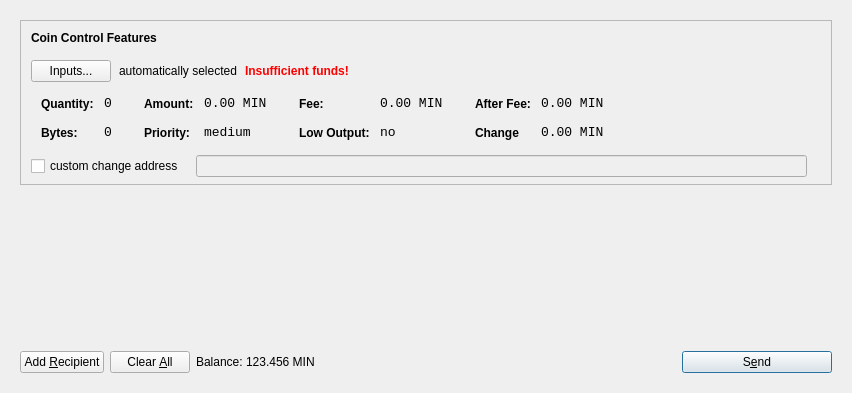
The window that src/qt/forms/sendcoinsdialog.ui (sarcoin/SARCoin) describes before a commit, drawn with Qt 5.
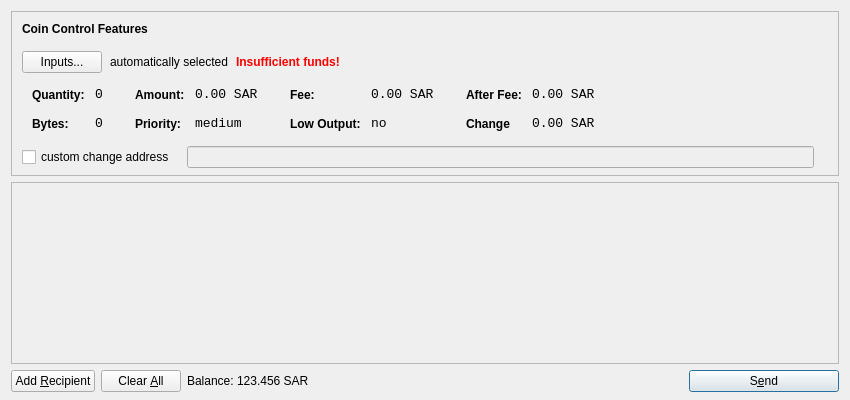
The same window after the commit. Icons and pictures are not drawn.

Patch:
```diff
--- a/src/qt/forms/sendcoinsdialog.ui
+++ b/src/qt/forms/sendcoinsdialog.ui
@@ -6,17 +6,17 @@
    <rect>
     <x>0</x>
     <y>0</y>
-    <width>849</width>
-    <height>393</height>
+    <width>850</width>
+    <height>400</height>
    </rect>
   </property>
   <property name="windowTitle">
    <string>Send Coins</string>
   </property>
-  <layout class="QVBoxLayout" name="verticalLayout">
-   <item>
-    <widget class="QFrame" name="frameMain">
-     <layout class="QVBoxLayout" name="verticalLayout_3">
+  <layout class="QVBoxLayout" name="verticalLayout" stretch="0,1,0">
+   <property name="bottomMargin">
+    <number>8</number>
+   </property>
       <item>
        <widget class="QFrame" name="frameCoinControl">
         <property name="sizePolicy">
@@ -39,7 +39,7 @@
         </property>
         <layout class="QVBoxLayout" name="verticalLayoutCoinControl2">
          <property name="spacing">
-          <number>6</number>
+       <number>-1</number>
          </property>
          <property name="leftMargin">
           <number>0</number>
@@ -330,7 +330,7 @@
                      <enum>Qt::ActionsContextMenu</enum>
                     </property>
                     <property name="text">
-                     <string>0.00 MIN</string>
+                  <string>0.00 SAR</string>
                     </property>
                     <property name="textInteractionFlags">
                      <set>Qt::LinksAccessibleByMouse|Qt::TextSelectableByKeyboard|Qt::TextSelectableByMouse</set>
@@ -416,7 +416,7 @@
                      <enum>Qt::ActionsContextMenu</enum>
                     </property>
                     <property name="text">
-                     <string>0.00 MIN</string>
+                  <string>0.00 SAR</string>
                     </property>
                     <property name="textInteractionFlags">
                      <set>Qt::LinksAccessibleByMouse|Qt::TextSelectableByKeyboard|Qt::TextSelectableByMouse</set>
@@ -502,7 +502,7 @@
                      <enum>Qt::ActionsContextMenu</enum>
                     </property>
                     <property name="text">
-                     <string>0.00 MIN</string>
+                  <string>0.00 SAR</string>
                     </property>
                     <property name="textInteractionFlags">
                      <set>Qt::LinksAccessibleByMouse|Qt::TextSelectableByKeyboard|Qt::TextSelectableByMouse</set>
@@ -534,7 +534,7 @@
                      <enum>Qt::ActionsContextMenu</enum>
                     </property>
                     <property name="text">
-                     <string>0.00 MIN</string>
+                  <string>0.00 SAR</string>
                     </property>
                     <property name="textInteractionFlags">
                      <set>Qt::LinksAccessibleByMouse|Qt::TextSelectableByKeyboard|Qt::TextSelectableByMouse</set>
@@ -626,9 +626,6 @@
       </item>
       <item>
        <widget class="QScrollArea" name="scrollArea">
-        <property name="frameShape">
-         <enum>QFrame::NoFrame</enum>
-        </property>
         <property name="widgetResizable">
          <bool>true</bool>
         </property>
@@ -637,8 +634,8 @@
           <rect>
            <x>0</x>
            <y>0</y>
-           <width>813</width>
-           <height>148</height>
+        <width>830</width>
+        <height>165</height>
           </rect>
          </property>
          <layout class="QVBoxLayout" name="verticalLayout_2">
@@ -753,7 +750,7 @@
              <cursorShape>IBeamCursor</cursorShape>
             </property>
             <property name="text">
-             <string>123.456 MIN</string>
+          <string>123.456 SAR</string>
             </property>
             <property name="textInteractionFlags">
              <set>Qt::LinksAccessibleByMouse|Qt::TextSelectableByKeyboard|Qt::TextSelectableByMouse</set>
@@ -799,12 +796,6 @@
          </widget>
         </item>
        </layout>
-      </item>
-     </layout>
-     <zorder>scrollArea</zorder>
-     <zorder>frameCoinControl</zorder>
-     <zorder></zorder>
-    </widget>
    </item>
   </layout>
  </widget>
```
Left out of the diff: 22 changed lines with no effect on the pictures. Lines whose indentation alone changed are shown as unchanged.
